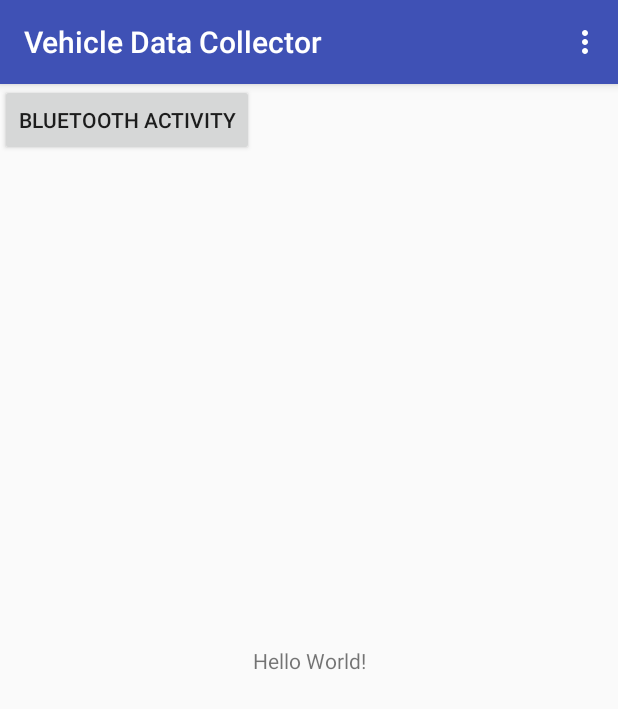
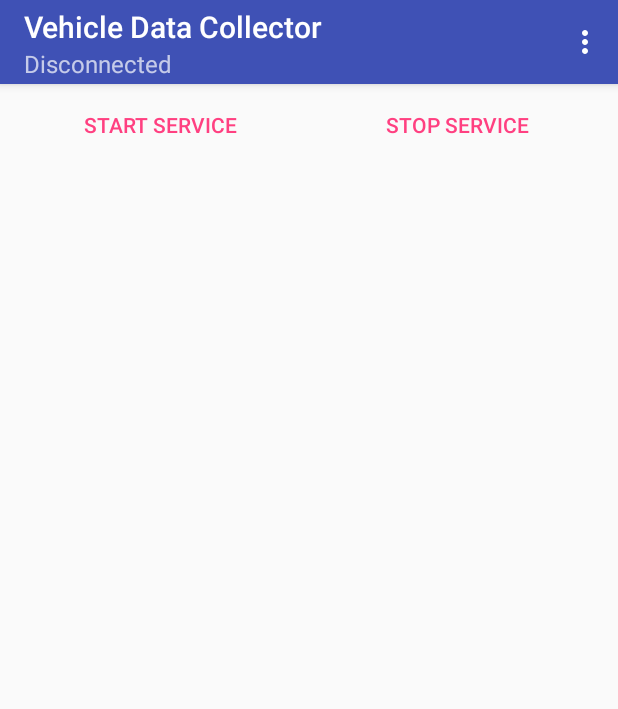
Before and after one commit to eltonvs/vehicle-data-collector, an Android app: the screen it shows after launch (MainActivity), on a phone screen of 412 x 824 dp. Shown: the top 709 px of the screen. Run offline under Robolectric (Android 15) with nearby library versions, the phone set to English and light mode, and no system bars.

Commit message:
Implement Service and integrate with application

```diff
--- a/app/src/main/java/br/ufrn/imd/vdc/io/BluetoothManager.java
+++ b/app/src/main/java/br/ufrn/imd/vdc/io/BluetoothManager.java
@@ -28,7 +28,7 @@ public class BluetoothManager {
      *
      * @param dev The remote device to connect to
      * @return The BluetoothSocket
-     * @throws IOException
+     * @throws IOException Bluetooth connection error
      */
     public static BluetoothSocket connect(BluetoothDevice dev) throws IOException {
         BluetoothSocket sock = null;
--- a/app/src/main/java/br/ufrn/imd/vdc/io/CommandTask.java
+++ b/app/src/main/java/br/ufrn/imd/vdc/io/CommandTask.java
@@ -5,8 +5,8 @@ package br.ufrn.imd.vdc.io;
  */
 
 public abstract class CommandTask {
+    private final ICommand command;
     private Long id;
-    private ICommand command;
     private CommandTaskState state;
 
     public CommandTask(ICommand command) {
--- a/app/src/main/java/br/ufrn/imd/vdc/io/ObdAsyncTask.java
+++ b/app/src/main/java/br/ufrn/imd/vdc/io/ObdAsyncTask.java
@@ -39,7 +39,7 @@ public class ObdAsyncTask extends AsyncTask<Void, Void, Void> {
     @Override
     protected void onPreExecute() {
         Log.i(TAG, "ObdTask - onPreExecute...");
-        tvResults = (TextView) context.findViewById(R.id.tvResults);
+        tvResults = (TextView) context.findViewById(R.id.tv_results);
         tvResults.setText(context.getString(R.string.loading));
 
         // Creating socket
--- a/app/src/main/java/br/ufrn/imd/vdc/io/ObdCommandAdapter.java
+++ b/app/src/main/java/br/ufrn/imd/vdc/io/ObdCommandAdapter.java
@@ -11,7 +11,7 @@ import java.io.OutputStream;
  */
 
 public class ObdCommandAdapter implements ICommand {
-    ObdCommand obdCommand;
+    private final ObdCommand obdCommand;
 
     public ObdCommandAdapter(ObdCommand command) {
         this.obdCommand = command;
--- /dev/null
+++ b/app/src/main/java/br/ufrn/imd/vdc/io/TaskProgressListener.java
@@ -0,0 +1,15 @@
+package br.ufrn.imd.vdc.io;
+
+import android.support.v7.app.AppCompatActivity;
+
+/**
+ * Created by elton on 15/05/17.
+ */
+
+public abstract class TaskProgressListener extends AppCompatActivity {
+    public abstract void updateState(final CommandTask task);
+
+    protected abstract void doBindService();
+
+    protected abstract void doUnbindService();
+}
--- a/app/src/main/res/layout/fragment_main.xml
+++ b/app/src/main/res/layout/fragment_main.xml
@@ -7,21 +7,57 @@
     tools:context="br.ufrn.imd.vdc.activities.MainActivityFragment"
     tools:showIn="@layout/activity_main">
 
-    <TextView
-        android:layout_width="wrap_content"
+    <LinearLayout
+        android:layout_width="0dp"
         android:layout_height="wrap_content"
-        android:text="Hello World!"
-        app:layout_constraintBottom_toBottomOf="parent"
+        android:layout_marginEnd="8dp"
+        android:layout_marginLeft="8dp"
+        android:layout_marginRight="8dp"
+        android:layout_marginStart="8dp"
+        android:orientation="vertical"
         app:layout_constraintLeft_toLeftOf="parent"
         app:layout_constraintRight_toRightOf="parent"
-        app:layout_constraintTop_toTopOf="parent" />
+        app:layout_constraintTop_toTopOf="parent"
+        tools:layout_constraintLeft_creator="1"
+        tools:layout_constraintRight_creator="1"
+        tools:layout_constraintTop_creator="1">
 
-    <Button
-        android:id="@+id/btnBluetooth"
-        android:layout_width="wrap_content"
-        android:layout_height="wrap_content"
-        android:text="Bluetooth Activity"
-        tools:layout_editor_absoluteX="108dp"
-        tools:layout_editor_absoluteY="269dp" />
+        <LinearLayout
+            style="?android:attr/buttonBarStyle"
+            android:layout_width="match_parent"
+            android:layout_height="wrap_content"
+            android:orientation="horizontal">
+
+            <Button
+                android:id="@+id/btn_start_service"
+                style="?android:attr/buttonBarButtonStyle"
+                android:layout_width="match_parent"
+                android:layout_height="wrap_content"
+                android:layout_weight="1"
+                android:text="@string/start_service" />
+
+            <Button
+                android:id="@+id/btn_stop_service"
+                style="?android:attr/buttonBarButtonStyle"
+                android:layout_width="match_parent"
+                android:layout_height="wrap_content"
+                android:layout_weight="1"
+                android:text="@string/stop_service" />
+        </LinearLayout>
+
+        <ScrollView
+            android:layout_width="match_parent"
+            android:layout_height="wrap_content">
+
+            <TextView
+                android:id="@+id/tv_results"
+                android:layout_width="match_parent"
+                android:layout_height="wrap_content"
+                app:layout_constraintBottom_toBottomOf="parent"
+                app:layout_constraintLeft_toLeftOf="parent"
+                app:layout_constraintRight_toRightOf="parent"
+                app:layout_constraintTop_toTopOf="parent" />
+        </ScrollView>
+    </LinearLayout>
 
 </android.support.constraint.ConstraintLayout>
--- a/app/src/main/res/values/strings.xml
+++ b/app/src/main/res/values/strings.xml
@@ -2,10 +2,13 @@
     <string name="app_name">Vehicle Data Collector</string>
     <string name="action_settings">Settings</string>
     <string name="title_activity_settings">Settings</string>
-    <string name="title_activity_bluetooth">Device Info</string>
 
     <!-- Common Strings -->
-    <string name="loading">Loading...</string>
+    <string name="loading">Loading…</string>
+    <string name="start_service">Start Service</string>
+    <string name="stop_service">Stop Service</string>
+
+    <!-- Start Main Activity Strings -->
 
     <!-- Start Settings Strings -->
     <!-- Example settings for Data & Sync -->
--- a/build.gradle
+++ b/build.gradle
@@ -5,7 +5,7 @@ buildscript {
         jcenter()
     }
     dependencies {
-        classpath 'com.android.tools.build:gradle:2.3.1'
+        classpath 'com.android.tools.build:gradle:2.3.2'
 
         // NOTE: Do not place your application dependencies here; they belong
         // in the individual module build.gradle files
```
Also changed, not shown: app/src/main/AndroidManifest.xml (+1 -15 lines), app/src/main/java/br/ufrn/imd/vdc/activities/BluetoothActivity.java (deleted, +0 -48 lines), app/src/main/java/br/ufrn/imd/vdc/activities/MainActivity.java (+110 -16 lines), app/src/main/java/br/ufrn/imd/vdc/io/AbstractGatewayService.java (+14 -18 lines), app/src/main/java/br/ufrn/imd/vdc/io/ICommand.java (+14 -0 lines), app/src/main/java/br/ufrn/imd/vdc/io/ObdGatewayService.java (+43 -15 lines), app/src/main/res/layout/activity_bluetooth.xml (deleted, +0 -14 lines).
